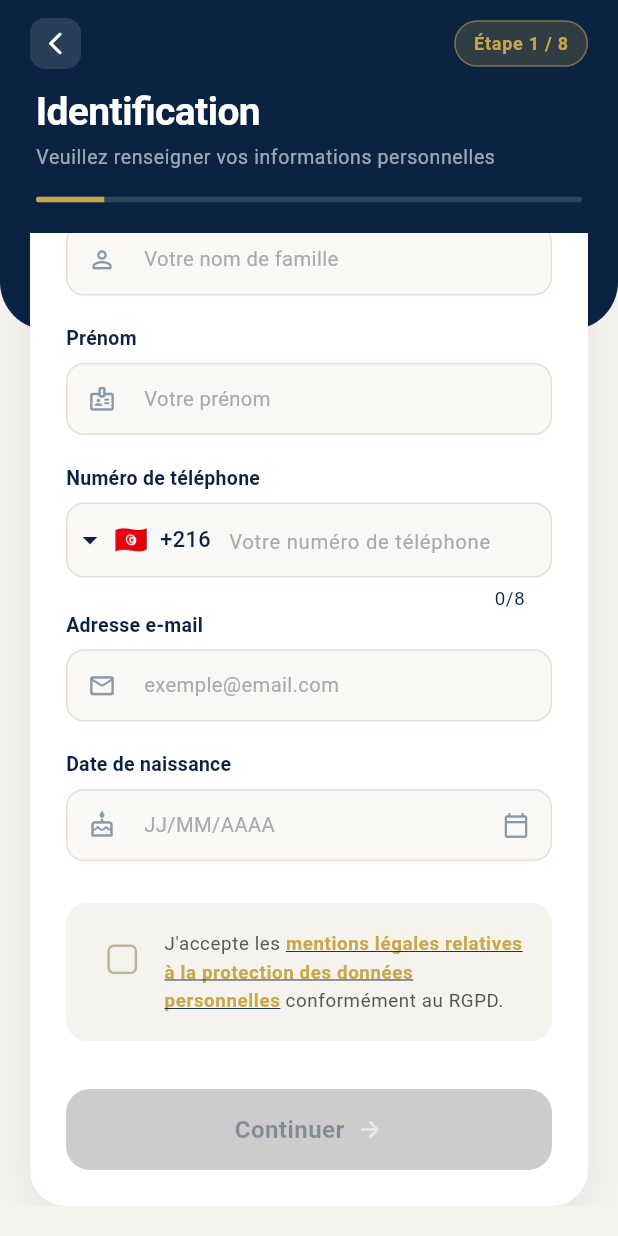
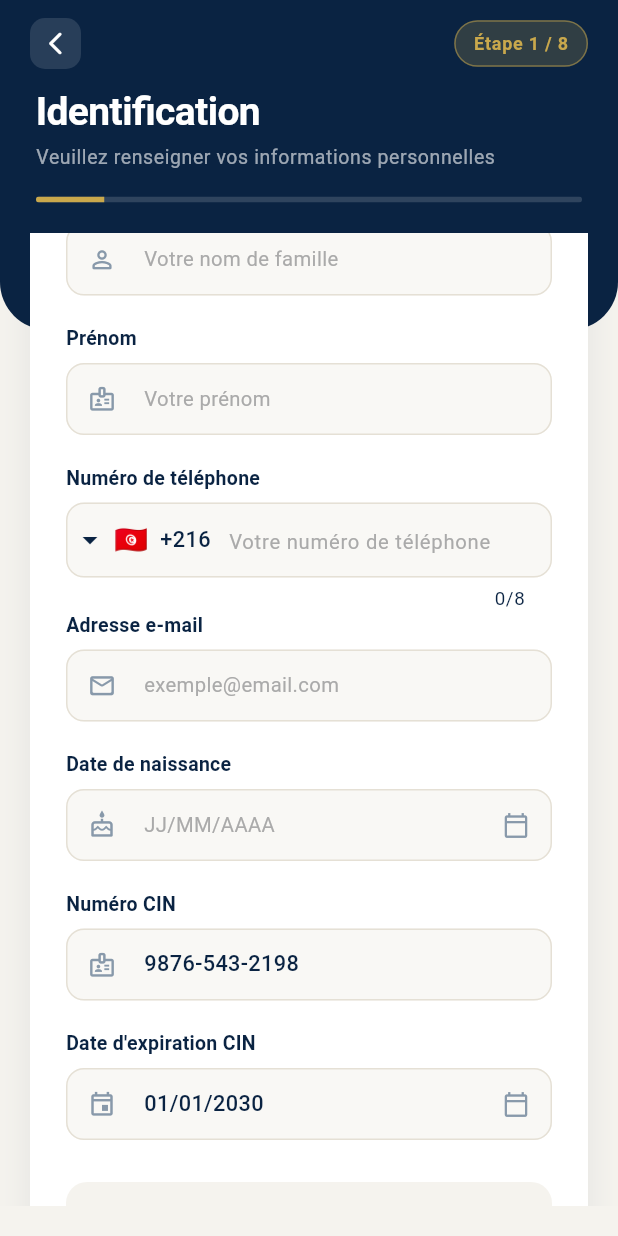
Before and after one commit to maalej-ala/pfe, a Flutter app: the IdentificationPage screen opened directly, scrolled down 295 dp, on a phone screen of 412 x 824 dp. Run offline on Flutter 3.47's test engine with Material 3 defaults, Android fonts, the phone set to English and light mode, and no system bars; drawn by our look-alikes of intl_phone_field; our stand-ins replace camera, device_info_plus, dropdown_search, image_picker; missing offline and left inert: country_state_city, google_mlkit_face_detection, google_mlkit_text_recognition, hand_signature; network calls fail; Roboto replaces fonts that are missing (Georgia).

Commit message:
add num cin and date to identification with default value without backend

```diff
--- a/lib/features/identification/models/identification_model.dart
+++ b/lib/features/identification/models/identification_model.dart
@@ -10,6 +10,8 @@ class IdentificationModel {
 
   final String email;
   final String dateNaissance;
+  final String cin;
+  final String dateExpiration;
 
   final String deviceId;
 
@@ -23,6 +25,8 @@ class IdentificationModel {
     this.phoneNumber = '',
     this.email = '',
     this.dateNaissance = '',
+    this.cin = '9876-543-2198',
+    this.dateExpiration = '01/01/2030',
     this.deviceId = '',
   });
 
@@ -37,6 +41,8 @@ class IdentificationModel {
     String? phoneNumber,
     String? email,
     String? dateNaissance,
+    String? cin,
+    String? dateExpiration,
     String? deviceId,
   }) {
     return IdentificationModel(
@@ -49,6 +55,8 @@ class IdentificationModel {
       phoneNumber: phoneNumber ?? this.phoneNumber,
       email: email ?? this.email,
       dateNaissance: dateNaissance ?? this.dateNaissance,
+      cin: cin ?? this.cin,
+      dateExpiration: dateExpiration ?? this.dateExpiration,
       deviceId: deviceId ?? this.deviceId,
     );
   }
@@ -62,6 +70,10 @@ class IdentificationModel {
       email: json['email'] ?? '',
       fullPhone: json['telephone'] ?? '',
       dateNaissance: json['dateNaissance'] ?? '',
+    // ✅ CORRECTION ICI
+    cin: json['cin'] ?? '9876-543-2198',
+    dateExpiration: json['dateExpiration'] ?? '01/01/2030',
+
       accepteMentions: json['accepteMentions'] ?? false,
       deviceId: json['deviceId'] ?? '',
     );
@@ -75,6 +87,8 @@ class IdentificationModel {
       'email': email,
       'telephone': fullPhone,
       'dateNaissance': dateNaissance,
+      'cin': cin,
+      'dateExpiration': dateExpiration,
       'accepteMentions': accepteMentions,
       'deviceId': deviceId,
     };
--- a/lib/features/identification/view_model/identification_view_model.dart
+++ b/lib/features/identification/view_model/identification_view_model.dart
@@ -1,6 +1,5 @@
 import 'package:flutter/foundation.dart';
 import 'package:pfe_flutter/shared/services/device_service.dart';
-import '../models/identification_state.dart';
 import '../models/identification_model.dart';
 import '../services/identification_service.dart';
 
@@ -58,6 +57,27 @@ void updatePhone(String full, String code, String number) {
     notifyListeners();
   }
 
+  void updateCin(String value) {
+    _model = _model.copyWith(cin: value);
+    notifyListeners();
+  }
+
+  void updateDateExpiration(String value) {
+    _model = _model.copyWith(dateExpiration: value);
+    notifyListeners();
+  }
+
+  // ─────────── Initialiser avec des paramètres ───────────
+  void initializeWithParams({String? cin, String? dateExpiration}) {
+    if (cin != null || dateExpiration != null) {
+      _model = _model.copyWith(
+        cin: cin ?? _model.cin,
+        dateExpiration: dateExpiration ?? _model.dateExpiration,
+      );
+      notifyListeners();
+    }
+  }
+
   // ─────────── Service pour envoyer l'identification ───────────
   String formatDateForBackend(String date) {
   // date est "JJ/MM/AAAA"
@@ -79,6 +99,8 @@ void updatePhone(String full, String code, String number) {
         email: _model.email,
         fullPhone: _model.fullPhone,
         dateNaissance: formatDateForBackend(_model.dateNaissance),
+        cin: _model.cin,
+        dateExpiration: formatDateForBackend(_model.dateExpiration),
         accepteMentions: _model.accepteMentions,
         deviceId: deviceId,
       );
@@ -116,7 +138,7 @@ void updatePhone(String full, String code, String number) {
         // Séparer le numéro de téléphone complet
         String countryCode = '';
         String phoneNumber = '';
-        String fullPhone = identificationModel.fullPhone ?? '';
+        String fullPhone = identificationModel.fullPhone;
 
         if (fullPhone.isNotEmpty) {
           // Supposer que le format est +216XXXXXXXX
@@ -141,6 +163,8 @@ void updatePhone(String full, String code, String number) {
           fullPhone: fullPhone,
           countryCode: countryCode,
           dateNaissance: formattedDate,
+          cin: identificationModel.cin ?? '',
+          dateExpiration: identificationModel.dateExpiration ?? '',
         );
       } else {
         // Aucune donnée trouvée pour ce deviceId, c'est normal pour un nouvel utilisateur
@@ -182,6 +206,8 @@ bool get isFormValid {
          _model.fullPhone.trim().isNotEmpty &&
          _model.email.trim().isNotEmpty &&
          _model.dateNaissance.trim().isNotEmpty &&
+         _model.cin.trim().isNotEmpty &&
+         _model.dateExpiration.trim().isNotEmpty &&
          _model.accepteMentions;
 }
 
--- a/lib/features/identification/views/identification_page.dart
+++ b/lib/features/identification/views/identification_page.dart
@@ -8,7 +8,14 @@ import 'package:pfe_flutter/shared/widgets/page_header.dart';
 import 'package:pfe_flutter/shared/widgets/primary_button.dart';
 
 class IdentificationPage extends StatefulWidget {
-  const IdentificationPage({super.key});
+  final String? initialCin;
+  final String? initialDateExpiration;
+
+  const IdentificationPage({
+    super.key,
+    this.initialCin,
+    this.initialDateExpiration,
+  });
 
   @override
   State<IdentificationPage> createState() => _IdentificationPageState();
@@ -22,13 +29,22 @@ class _IdentificationPageState extends State<IdentificationPage> {
   final _telController = TextEditingController();
   final _emailController = TextEditingController();
   final _dateController = TextEditingController();
+  final _cinController = TextEditingController();
+  final _dateExpirationController = TextEditingController();
 
   @override
   void initState() {
     super.initState();
     _viewModel = IdentificationViewModel();
     _viewModel.addListener(_updateUI);
-     _loadData();
+
+    // Initialiser avec les paramètres passés
+    _viewModel.initializeWithParams(
+      cin: widget.initialCin,
+      dateExpiration: widget.initialDateExpiration,
+    );
+
+    _loadData();
   }
 
 Future<void> _loadData() async {
@@ -44,6 +60,8 @@ Future<void> _loadData() async {
   _emailController.text = state.email;
   _telController.text = state.phoneNumber;
   _dateController.text = state.dateNaissance;
+  _cinController.text = state.cin;
+  _dateExpirationController.text = state.dateExpiration;
 }
 
   void _updateUI() {
@@ -58,6 +76,8 @@ Future<void> _loadData() async {
     _telController.dispose();
     _emailController.dispose();
     _dateController.dispose();
+    _cinController.dispose();
+    _dateExpirationController.dispose();
     _viewModel.dispose();
     super.dispose();
   }
@@ -77,18 +97,6 @@ Future<void> _loadData() async {
               surface: colorScheme.primary,
               onSurface: Colors.white,
             ),
-//             textButtonTheme: TextButtonThemeData(
-//   style: TextButton.styleFrom(
-//     textStyle: const TextStyle(
-//       fontSize: 24,               // taille du texte
-//       fontWeight: FontWeight.bold, // texte en gras
-//     ),
-//     padding: const EdgeInsets.symmetric(
-//       horizontal: 24,
-//       vertical: 12,
-//     ), // padding du bouton
-//   ),
-// ),
         ),
           child: child!,
         );
@@ -99,6 +107,34 @@ Future<void> _loadData() async {
           '${picked.day.toString().padLeft(2, '0')}/${picked.month.toString().padLeft(2, '0')}/${picked.year}';
       _dateController.text = formatted;
       _viewModel.updateDateNaissance(formatted);
+    }
+  }
+
+  Future<void> _selectExpirationDate() async {
+    final colorScheme = Theme.of(context).colorScheme;
+    final DateTime? picked = await showDatePicker(
+      context: context,
+      initialDate: DateTime.now().add(const Duration(days: 365 * 10)), // 10 ans dans le futur
+      firstDate: DateTime.now(), // Pas de dates passées pour l'expiration
+      lastDate: DateTime.now().add(const Duration(days: 365 * 20)), // 20 ans dans le futur
+      builder: (context, child) {
+        return Theme(
+          data: Theme.of(context).copyWith(
+            colorScheme: ColorScheme.dark(
+              primary: colorScheme.secondary,
+              surface: colorScheme.primary,
+              onSurface: Colors.white,
+            ),
+        ),
+          child: child!,
+        );
+      },
+    );
+    if (picked != null) {
+      final formatted =
+          '${picked.day.toString().padLeft(2, '0')}/${picked.month.toString().padLeft(2, '0')}/${picked.year}';
+      _dateExpirationController.text = formatted;
+      _viewModel.updateDateExpiration(formatted);
     }
   }
 
@@ -283,6 +319,35 @@ IntlPhoneField(
                                 controller: _dateController,
                                 hint: 'JJ/MM/AAAA',
                                 icon: Icons.cake_outlined,
+                                keyboardType: TextInputType.datetime,
+                                suffixIcon: Icons.calendar_today_outlined,
+                              ),
+                            ),
+                          ),
+
+                          const SizedBox(height: 20),
+
+                          _SectionLabel(text: 'Numéro CIN'),
+                          const SizedBox(height: 8),
+                          _InputField(
+                            controller: _cinController,
+                            hint: 'Numéro de votre CIN',
+                            icon: Icons.badge_outlined,
+                            keyboardType: TextInputType.text,
+                            onChanged: _viewModel.updateCin,
+                          ),
+
+                          const SizedBox(height: 20),
+
+                          _SectionLabel(text: 'Date d\'expiration CIN'),
+                          const SizedBox(height: 8),
+                          GestureDetector(
+                            onTap: _selectExpirationDate,
+                            child: AbsorbPointer(
+                              child: _InputField(
+                                controller: _dateExpirationController,
+                                hint: 'JJ/MM/AAAA',
+                                icon: Icons.event_outlined,
                                 keyboardType: TextInputType.datetime,
                                 suffixIcon: Icons.calendar_today_outlined,
                               ),
```
Also changed, not shown: lib/features/identification/models/identification_state.dart (deleted, +0 -49 lines), lib/features/verification_identite/views/verification_identite_page.dart (+41 -42 lines).
